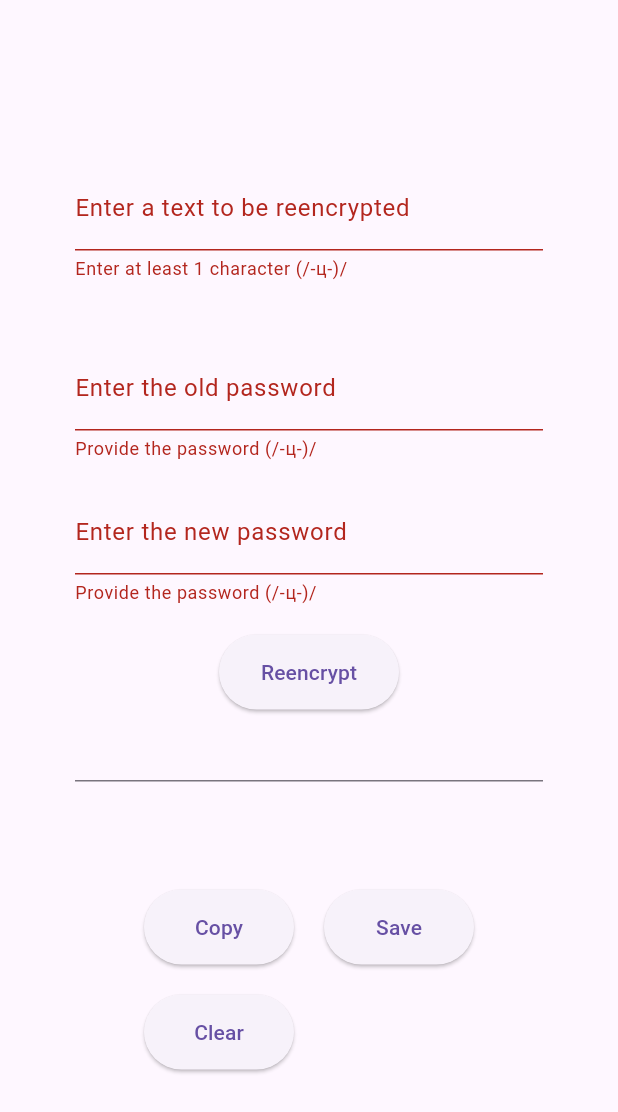
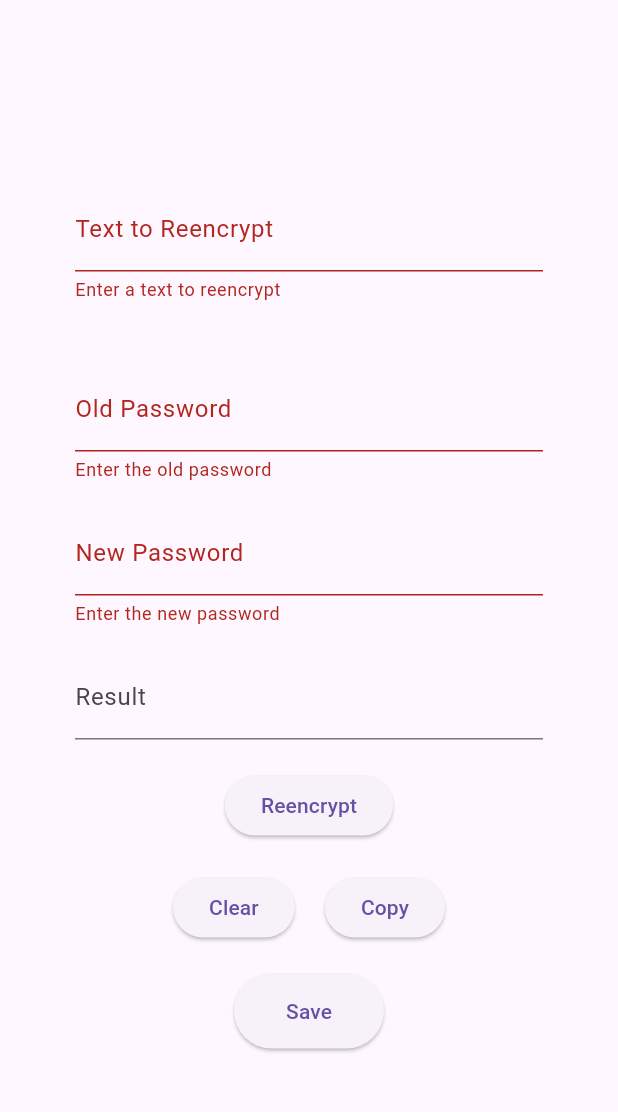
Before and after one commit to willotavio/enc-flutter, a Flutter app: the ReencryptionScreen screen opened directly, after a tap on "Reencrypt", after a tap on "Copy", on a phone screen of 412 x 824 dp. Shown: the top 1112 px of the screen. Run offline on Flutter 3.47's test engine with Material 3 defaults, Android fonts, the phone set to English and light mode, and no system bars; our stand-ins replace sqflite; missing offline and left inert: pointycastle; accounts and stored records are empty.

Commit message:
Fix ReencryptTextForm and add it to ReencryptionForm

```diff
--- a/lib/widgets/encryption/encryption_form.dart
+++ b/lib/widgets/encryption/encryption_form.dart
@@ -1,7 +1,6 @@
 import 'package:enc_flutter/widgets/encryption/encrypt_text_form.dart';
 import 'package:enc_flutter/widgets/encryption/save_encryption_text_form.dart';
 import 'package:flutter/material.dart';
-import 'package:flutter/services.dart';
 
 class EncryptionForm extends StatefulWidget{
   @override
@@ -14,22 +13,6 @@ class _EncryptionFormState extends State<EncryptionForm> {
 
   @override
   Widget build(BuildContext context) {
-
-    String? _validateTextToEncrypt(String? value){
-      if(value == null || value.isEmpty){
-        return "Enter at least 1 character (*/-д-)/";
-      }
-      return null;
-    }
-    String? _validateEncryptionPassword(String? value){
-      if(value == null || value.isEmpty){
-        return "Provide a password (*/-д-)/";
-      }
-      else if(value.length < 12){
-        return "The password must have at least 12 characters (*/-д-)/";
-      }
-      return null;
-    }
 
     return Center(
         child: SingleChildScrollView(
--- a/lib/widgets/reencryption/reencrypt_text_form.dart
+++ b/lib/widgets/reencryption/reencrypt_text_form.dart
@@ -4,7 +4,7 @@ import 'package:flutter/services.dart';
 
 class ReencryptTextForm extends StatefulWidget {
   final String? textToReencrypt;
-  final Function(String)? onReencryptText;
+  final Function(bool, String)? onReencryptText;
   ReencryptTextForm({this.textToReencrypt, this.onReencryptText});
   @override
   State<ReencryptTextForm> createState() => _ReencryptTextFormState();
@@ -29,12 +29,15 @@ class _ReencryptTextFormState extends State<ReencryptTextForm> {
   Widget build(BuildContext) {
     return SingleChildScrollView(
       child: Padding(
-        padding: const EdgeInsets.all(40.0),
+        padding: const EdgeInsets.all(0.0),
         child: Form(
           key: _formKey,
           child: Column(
             children: [
-              TextFormField(
+              SingleChildScrollView(
+                child: Container(
+                  height: 100,
+                  child: TextFormField(
                     validator: (String? value) {
                       if(value != null && value.isEmpty) {
                         return "Enter a text to reencrypt";
@@ -43,7 +46,10 @@ class _ReencryptTextFormState extends State<ReencryptTextForm> {
                     },
                     controller: _textToReencrypt,
                     decoration: InputDecoration(
-                  label: Text("Text to Reencrypt"),
+                      labelText: "Text to Reencrypt",
+                    ),
+                    maxLines: null,
+                  ),
                 ),
               ),
               SizedBox(height: 20,),
@@ -56,7 +62,7 @@ class _ReencryptTextFormState extends State<ReencryptTextForm> {
                 },
                 controller: _oldPassword,
                 decoration: InputDecoration(
-                  label: Text("Old Password"),
+                  labelText: "Old Password",
                 ),
                 obscureText: true,
               ),
@@ -70,7 +76,7 @@ class _ReencryptTextFormState extends State<ReencryptTextForm> {
                 },
                 controller: _newPassword,
                 decoration: InputDecoration(
-                  label: Text("New Password"),
+                  labelText: "New Password",
                 ),
                 obscureText: true,
               ),
@@ -79,7 +85,7 @@ class _ReencryptTextFormState extends State<ReencryptTextForm> {
                 controller: _reencryptionResult,
                 readOnly: true,
                 decoration: InputDecoration(
-                  label: Text("Result"),
+                  labelText: "Result",
                 ),
               ),
               SizedBox(height: 20,),
@@ -91,12 +97,13 @@ class _ReencryptTextFormState extends State<ReencryptTextForm> {
                       _reencryptionResult.text = result.$2;
                     });
                     if(widget.onReencryptText != null && result.$1) {
-                      widget.onReencryptText!(result.$2);
+                      widget.onReencryptText!(result.$1, result.$2);
                     }
                   }
                 },
                 child: Text("Reencrypt"),
               ),
+              SizedBox(height: 20,),
               Wrap(
                 spacing: 20,
                 runSpacing: 20,
--- a/lib/widgets/reencryption/reencryption_form.dart
+++ b/lib/widgets/reencryption/reencryption_form.dart
@@ -1,7 +1,6 @@
-import 'package:enc_flutter/services/cryptographer/cryptographer.dart';
 import 'package:enc_flutter/widgets/encryption/save_encryption_text_form.dart';
+import 'package:enc_flutter/widgets/reencryption/reencrypt_text_form.dart';
 import 'package:flutter/material.dart';
-import 'package:flutter/services.dart';
 
 class ReencryptionForm extends StatefulWidget {
   @override
@@ -9,38 +8,12 @@ class ReencryptionForm extends StatefulWidget {
 }
 
 class _ReencryptionFormState extends State<ReencryptionForm> {
-  TextEditingController _textToReencryptController = TextEditingController();
-  TextEditingController _reencryptionOldPasswordController = TextEditingController();
-  TextEditingController _reencryptionNewPasswordController = TextEditingController();
-  TextEditingController _reencryptionResult = TextEditingController();
+  bool _reencryptionStatus = false;
+  late String _reencryptionResult;
   final _formKey = GlobalKey<FormState>();
 
   @override
   Widget build(BuildContext context) {
-    String? _validateTextToReencrypt(String? value){
-      if(value == null || value.isEmpty){
-        return "Enter at least 1 character (/-ц-)/";
-      }
-      return null;
-    }
-    String? _validateRencryptionOldPassword(String? value){
-      if(value == null || value.isEmpty){
-        return "Provide the password (/-ц-)/";
-      }
-      else if(value.length < 12){
-        return "The password must have at least 12 characters (/-ц-)/";
-      }
-      return null;
-    }
-    String? _validateReencryptionNewPassword(String? value){
-      if(value == null || value.isEmpty){
-        return "Provide the password (/-ц-)/";
-      }
-      else if(value.length < 12){
-        return "The password must have at least 12 characters (/-ц-)/";
-      }
-      return null;
-    }
 
     return Center(
       child: SingleChildScrollView(
@@ -50,87 +23,18 @@ class _ReencryptionFormState extends State<ReencryptionForm> {
             key: _formKey,
             child: Column(
               children: [
-                SingleChildScrollView(
-                  child: Container(
-                    height: 100,
-                    child: TextFormField(
-                      controller: _textToReencryptController,
-                      validator: _validateTextToReencrypt,
-                      decoration: InputDecoration(
-                        labelText: "Enter a text to be reencrypted",
-                      ),
-                      maxLines: null,
-                    ),
-                  )
-                ),
-                SizedBox(height: 20),
-                TextFormField(
-                  controller: _reencryptionOldPasswordController,
-                  validator: _validateRencryptionOldPassword,
-                  obscureText: true,
-                  decoration: InputDecoration(
-                    labelText: "Enter the old password",
-                  ),
-                ),
-                SizedBox(height: 20),
-                TextFormField(
-                  controller: _reencryptionNewPasswordController,
-                  validator: _validateReencryptionNewPassword,
-                  obscureText: true,
-                  decoration: InputDecoration(
-                    labelText: "Enter the new password",
-                  ),
-                ),
-                SizedBox(height: 20),
-                ElevatedButton(
-                  style: ElevatedButton.styleFrom(
-                    fixedSize: Size(120, 50),
-                  ),
-                  onPressed: () {
-                    if(_formKey.currentState?.validate() ?? false){
-                      final result = Cryptographer.reencrypt(_textToReencryptController.text.split(" | ")[0], _textToReencryptController.text.split(" | ")[1], _reencryptionOldPasswordController.text, _reencryptionNewPasswordController.text);
-                      _reencryptionResult.text = result.$2;
+                ReencryptTextForm(onReencryptText: (bool status, String text) {
+                  setState(() {
+                    _reencryptionStatus = status;
+                    if(status) {
+                      _reencryptionResult = text;
                     }
-                  },
-                  child: Text("Reencrypt"),
-                ),
-                SingleChildScrollView(
-                  child: Container(
-                    height: 100,
-                    child: TextField(
-                      controller: _reencryptionResult,
-                      readOnly: true,
-                      maxLines: null,
-                    ),
-                  ),
-                ),
-                SizedBox(height: 20),
-                Wrap(
-                  spacing: 20,
-                  runSpacing: 20,
-                  children: [
-                    ElevatedButton(
-                      onPressed: () async{
-                        if(_reencryptionResult.text.isNotEmpty){
-                          await Clipboard.setData(ClipboardData(text: _reencryptionResult.text));
-                          ScaffoldMessenger.of(context).showSnackBar(
-                            SnackBar(
-                              content: Text("Copied (/•v•)/!"),
-                              duration: Duration(seconds: 1),
-                              dismissDirection: DismissDirection.horizontal,
-                              showCloseIcon: true,
-                            ),
-                          );
-                        }
-                      },
-                      child: Text("Copy"),
-                      style: ElevatedButton.styleFrom(
-                        fixedSize: Size(100, 50),
-                      ),
-                    ),
+                  });
+                }),
+                SizedBox(height: 20,),
                 ElevatedButton(
                   onPressed: () async {
-                        if(_reencryptionResult.text.isNotEmpty){
+                    if(_reencryptionStatus && _reencryptionResult.isNotEmpty){
                       showDialog(
                         context: context,
                         builder: (context) {
@@ -138,7 +42,7 @@ class _ReencryptionFormState extends State<ReencryptionForm> {
                             child: Container(
                               height: 400,
                               child: Center(
-                                    child: SaveEncryptionTextForm(encryptedTextResult: _reencryptionResult.text),
+                                child: SaveEncryptionTextForm(encryptedTextResult: _reencryptionResult),
                               ),
                             )
                           );
@@ -152,20 +56,6 @@ class _ReencryptionFormState extends State<ReencryptionForm> {
                     fixedSize: Size(100, 50),
                   ),
                 ),
-                    ElevatedButton(
-                      onPressed: () {
-                        _textToReencryptController.text = "";
-                        _reencryptionOldPasswordController.text = "";
-                        _reencryptionNewPasswordController.text = "";
-                        _reencryptionResult.text = "";
-                      },
-                      child: Text("Clear"),
-                      style: ElevatedButton.styleFrom(
-                        fixedSize: Size(100, 50),
-                      ),
-                    ),
-                  ],
-                ),
               ],
             ),
           ),
```
Also changed, not shown: lib/widgets/encrypted_texts/encrypted_texts_list.dart (+6 -2 lines), 3 other files. Lines whose indentation alone changed are shown as unchanged.
